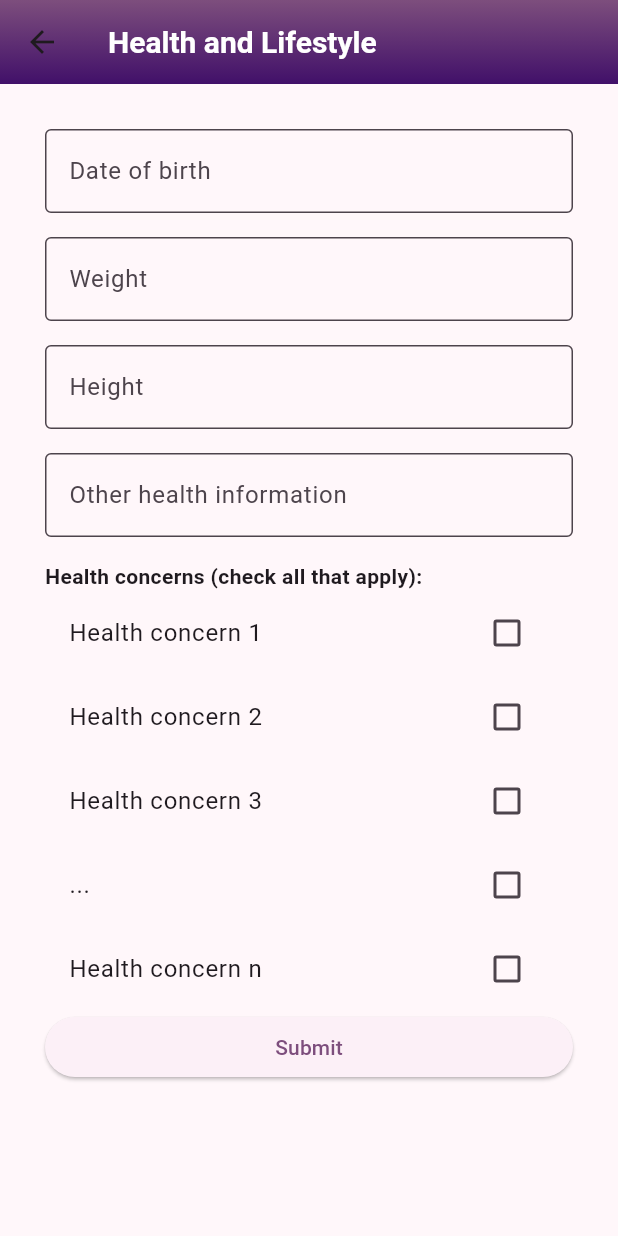
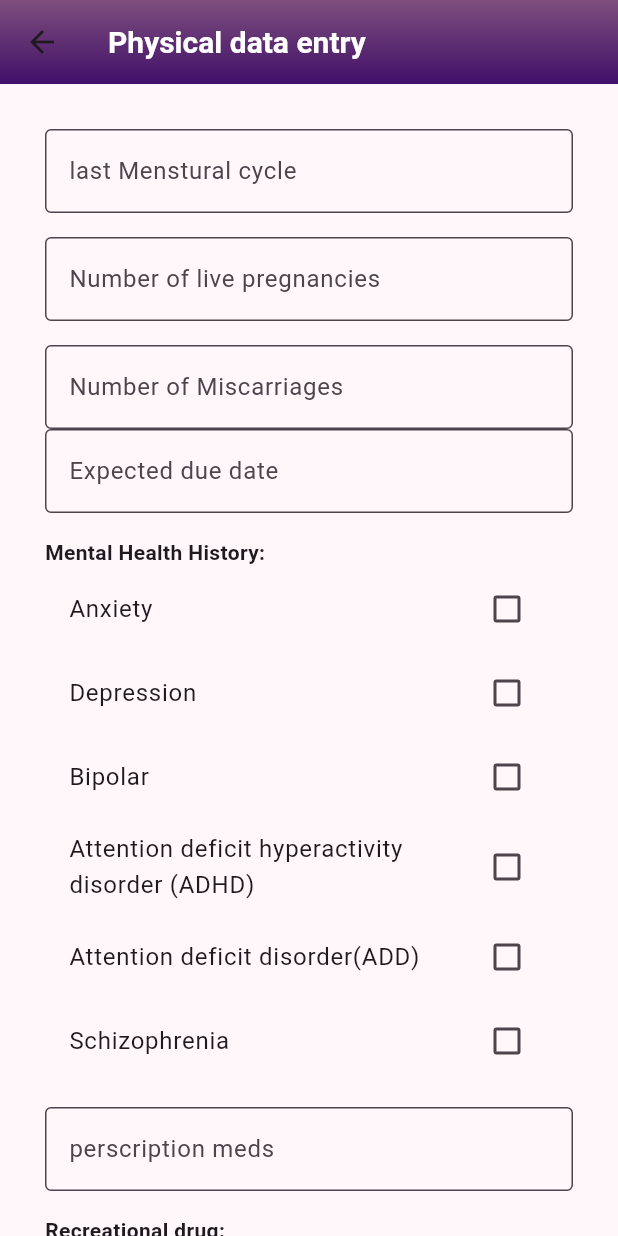
Before and after one commit to MatthewBertello/chd_app, a Flutter app: the HealthInfoForm screen opened directly, on a phone screen of 412 x 824 dp. Run offline on Flutter 3.47's test engine with Material 3 defaults, Android fonts, the phone set to English and light mode, and no system bars; our stand-ins replace date_field, flutter_dotenv, like_button, loading_animation_widget, shared_preferences, supabase_flutter and 1 more; missing offline and left inert: searchable_listview, supabase_auth_ui; accounts and stored records are empty; network calls fail.

Commit message:
made changes on physical_data_entry

```diff
--- a/lib/screens/data_entry_screen/physical_data_entry.dart
+++ b/lib/screens/data_entry_screen/physical_data_entry.dart
@@ -23,13 +23,14 @@ class HealthInfoForm extends StatefulWidget {
 class _HealthInfoFormState extends State<HealthInfoForm> {
   final _formKey = GlobalKey<FormState>();
 
-  // Assuming you have a class for health concerns that you will fetch from your backend or service
-  List<String> healthConcerns = [
-    'Health concern 1',
-    'Health concern 2',
-    'Health concern 3',
-    '...',
-    'Health concern n',
+  ///mental health concerns
+  List<String> healthConcerns = [ ///anxiety, depression, post pardon, bipolar, schizophrenia,
+    'Anxiety',
+    'Depression',
+    'Bipolar',
+    'Attention deficit hyperactivity disorder (ADHD)',
+    'Attention deficit disorder(ADD)',
+    'Schizophrenia',
   ];
 
   Map<String, bool> selectedConcerns = {};
@@ -43,10 +44,30 @@ class _HealthInfoFormState extends State<HealthInfoForm> {
     }
   }
 
+///list for recreational drug use
+ List<String> recreationalDrugs = [
+    'Health concern 1',
+    'Health concern 2',
+    'Health concern 3',
+    '...',
+    'Health concern n',
+  ];
+
+  Map<String, bool> selectedDrugs = {};
+
+  @override
+  void state1() {
+    super.initState();
+    // Initialize the selection state
+    for (var recreationalDrugs in recreationalDrugs) {
+      selectedConcerns[recreationalDrugs] = false;
+    }
+  }
+
   @override
   Widget build(BuildContext context) {
     return Scaffold(
-      appBar: DefaultAppBar(context: context, title: const Text("Health and Lifestyle")),
+      appBar: DefaultAppBar(context: context, title: const Text("Physical data entry")),
       body: Form(
         key: _formKey,
         child: ListView(
@@ -54,7 +75,7 @@ class _HealthInfoFormState extends State<HealthInfoForm> {
           children: [
             TextFormField(
               decoration: const InputDecoration(
-                hintText: 'Date of birth',
+                hintText: 'last Menstural cycle', ///prompt user for last mestural cycle
                 border: OutlineInputBorder(),
               ),
               keyboardType: TextInputType.datetime,
@@ -62,7 +83,7 @@ class _HealthInfoFormState extends State<HealthInfoForm> {
             const SizedBox(height: 16.0),
             TextFormField(
               decoration: const InputDecoration(
-                hintText: 'Weight',
+                hintText: 'Number of live pregnancies', ///prompt user for # of live pregnancies
                 border: OutlineInputBorder(),
               ),
               keyboardType: TextInputType.number,
@@ -70,22 +91,21 @@ class _HealthInfoFormState extends State<HealthInfoForm> {
             const SizedBox(height: 16.0),
             TextFormField(
               decoration: const InputDecoration(
-                hintText: 'Height',
+                hintText: 'Number of Miscarriages',        ///prompt user for # of miscarriages
                 border: OutlineInputBorder(),
               ),
               keyboardType: TextInputType.number,
             ),
-            const SizedBox(height: 16.0),
-            TextFormField(
+             TextFormField(
               decoration: const InputDecoration(
-                hintText: 'Other health information',
+                hintText: 'Expected due date',  ///prompt for expected due date
                 border: OutlineInputBorder(),
               ),
-              keyboardType: TextInputType.text,
+              keyboardType: TextInputType.datetime,
             ),
             const SizedBox(height: 16.0),
             const Text(
-              'Health concerns (check all that apply):',
+              'Mental Health History:', ///prompt user for mental health diagnosies
               style: TextStyle(
                 fontWeight: FontWeight.bold,
               ),
@@ -101,6 +121,33 @@ class _HealthInfoFormState extends State<HealthInfoForm> {
                 },
               );
             }).toList(),
+            const SizedBox(height: 16.0),
+            TextFormField(
+              decoration: const InputDecoration(
+                hintText: 'perscription meds', ///prompt user to enter perscription meds
+                border: OutlineInputBorder(),
+              ),
+              keyboardType: TextInputType.text,
+            ),
+            const SizedBox(height: 16.0),
+            const Text(
+              'Recreational drug:', ///prompt user for mental health diagnosies
+              style: TextStyle(
+                fontWeight: FontWeight.bold,
+              ),
+            ),
+            ...recreationalDrugs.map((recreationalDrugs) {
+              return CheckboxListTile(
+                title: Text(recreationalDrugs),
+                value: selectedDrugs[recreationalDrugs],
+                onChanged: (bool? value) {
+                  setState(() {
+                    selectedDrugs[recreationalDrugs] = value!;
+                  });
+                },
+              );
+            }).toList(),
+            const SizedBox(height: 16.0),
             ElevatedButton(
               onPressed: () {
                 //widget.updatePage(1);
```
